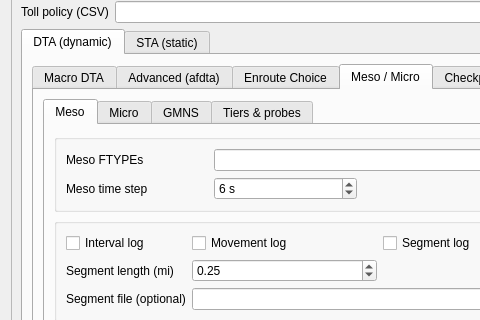
TSMv6/tsm_panel, file ui/hydra.ui: the form before one commit; both pictures show x 0 to 480 and y 160 to 480 of the 1045 by 783 pixel window.
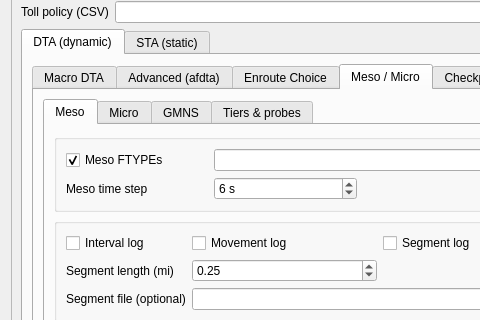
The form after the commit. The open tabs and pages were chosen to show the change.

Commit message:
HyDRA: Meso checkbox, Meso FTYPEs kept as saved (2.87)
The Run Mode no longer overwrites the Meso FTYPE list, and a saved list (empty included) is restored. Meso FTYPEs is now a checkbox like Micro corridor: off writes MESO_ENABLED NO so afdta runs no meso, dta_meso = 1 links included. The meso breaker keys are written whenever meso is on. afdta logs the loader as PointQueue(nodeDNL) / Spatial/LTM(nodeDNL).

```diff
--- a/ui/hydra.ui
+++ b/ui/hydra.ui
@@ -691,10 +691,16 @@
 <widget class="QGroupBox" name="groupBox_MesoMicro">
 <layout class="QGridLayout" name="gridLayout_mm">
                      <item row="0" column="0">
-                      <widget class="QLabel" name="label_meso">
+                      <widget class="QCheckBox" name="checkBox_Meso">
                        <property name="text">
                         <string>Meso FTYPEs</string>
                        </property>
+                       <property name="checked">
+                        <bool>true</bool>
+                       </property>
+                       <property name="toolTip">
+                        <string>Run the meso engine. Off = no meso anywhere (MESO_ENABLED NO): links tagged dta_meso = 1 run on the macro loader too.</string>
+                       </property>
                       </widget>
                      </item>
                      <item row="0" column="1" colspan="3">
```
The commit also changes 4 other files.
